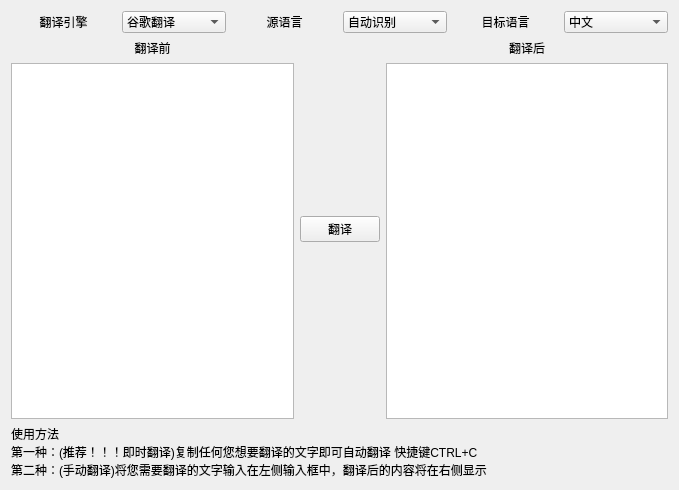
squncle/Simple-GUI-Translator, file translator.ui: the form before one commit.
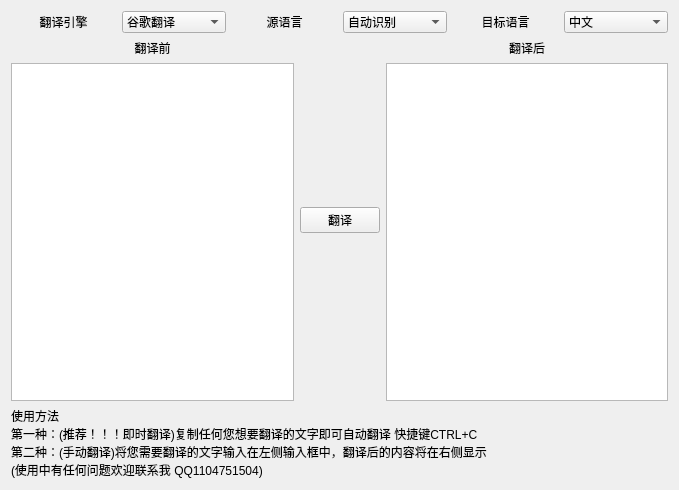
The form after the commit.

Commit message: 翻译器 v1.0

```diff
--- a/translator.ui
+++ b/translator.ui
@@ -160,7 +160,8 @@
      <property name="text">
       <string>使用方法
 第一种：(推荐！！！即时翻译)复制任何您想要翻译的文字即可自动翻译 快捷键CTRL+C
-第二种：(手动翻译)将您需要翻译的文字输入在左侧输入框中，翻译后的内容将在右侧显示</string>
+第二种：(手动翻译)将您需要翻译的文字输入在左侧输入框中，翻译后的内容将在右侧显示
+(使用中有任何问题欢迎联系我 QQ1104751504)</string>
      </property>
     </widget>
    </item>
```
Left out of the diff: 17 changed lines with no effect on the pictures. The commit also changes 8 other files.
